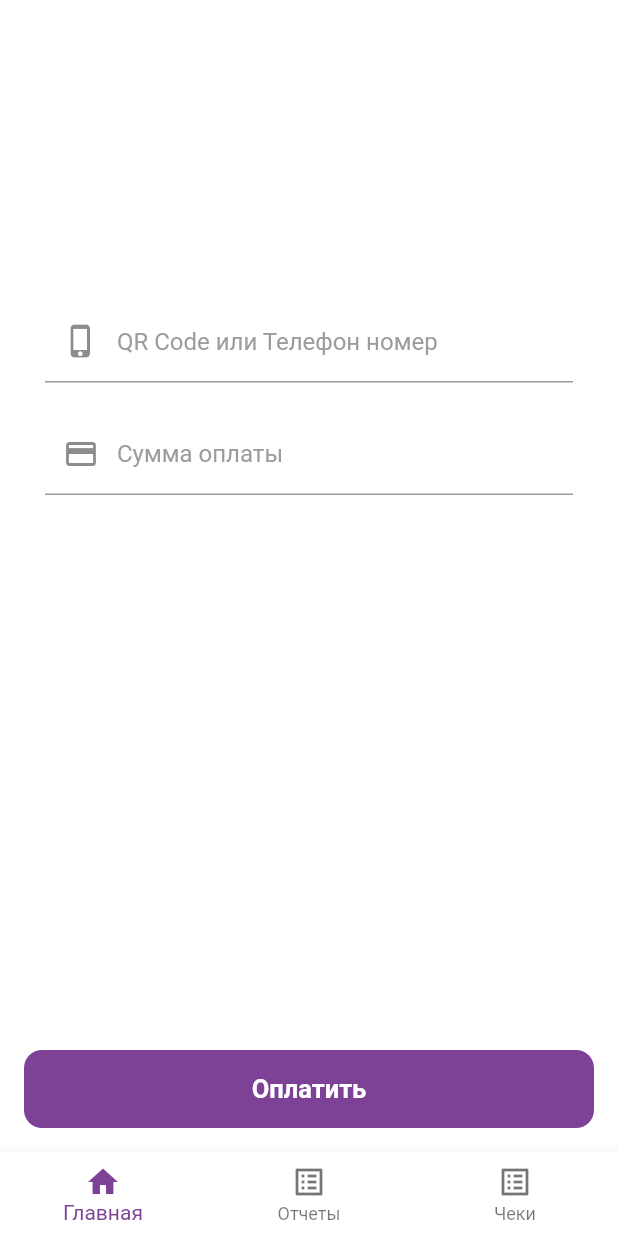
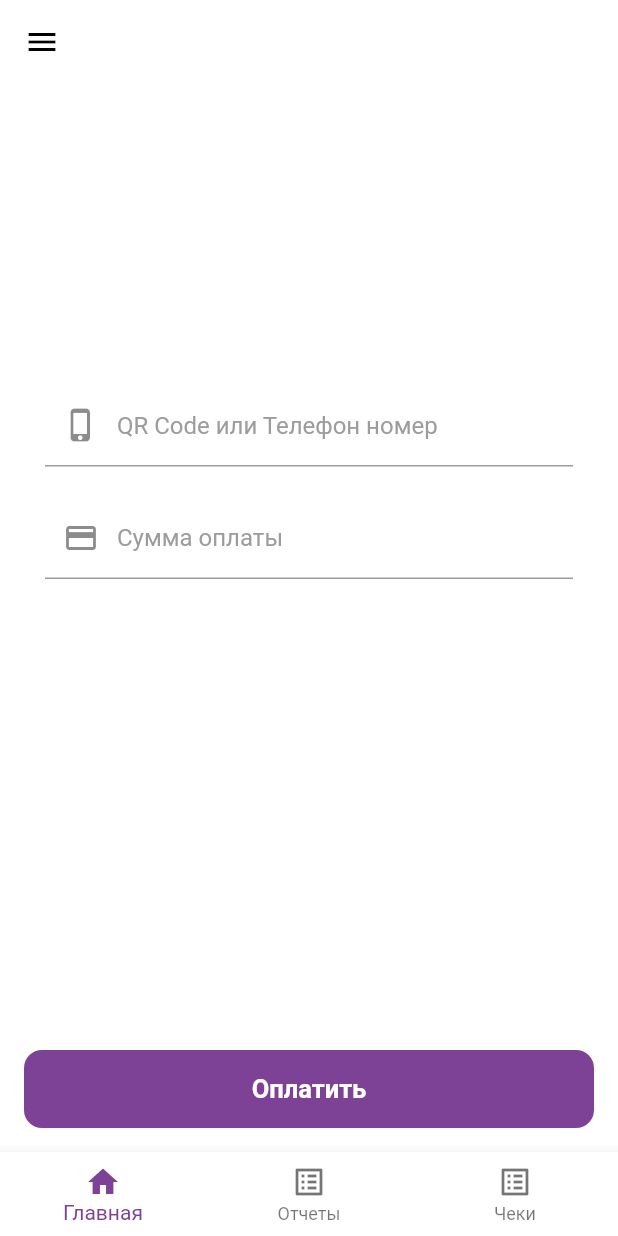
Before and after one commit to AkhmedovSH/cashback, a Flutter app: the Dashboard screen opened by its route, on a phone screen of 412 x 824 dp. Run offline on Flutter 3.47's test engine with Material 2 defaults, Android fonts, the phone set to English and light mode, and no system bars; our stand-ins replace dio, get, shared_preferences; accounts and stored records are empty.

Commit message:
bugs fixed

```diff
--- a/lib/helpers/helper.dart
+++ b/lib/helpers/helper.dart
@@ -4,6 +4,7 @@ import 'package:intl/intl.dart';
 // Colors
 
 Color purple = const Color(0xFF7D4196);
+Color white = const Color(0xFFFFFFFF);
 
 // Date formaters
 
--- a/lib/main.dart
+++ b/lib/main.dart
@@ -4,7 +4,8 @@ import 'package:flutter/services.dart';
 
 import 'pages/splash.dart';
 
-import 'pages/login.dart';
+import 'pages/auth/login.dart';
+import 'pages/auth/selectAccessPos.dart';
 
 import 'pages/home/index.dart';
 import 'pages/home/reports.dart';
@@ -41,6 +42,8 @@ class MyApp extends StatelessWidget {
       getPages: [
         GetPage(name: '/splash', page: () => const Splash()),
         GetPage(name: '/login', page: () => const Login(), transition: Transition.fade),
+        GetPage(name: '/select-access-pos', page: () => const SelectAccessPos(), transition: Transition.fade),
+
         GetPage(name: '/', page: () => const Index(), transition: Transition.fade),
         GetPage(name: '/reports', page: () => const Reports(), transition: Transition.fade),
         GetPage(name: '/checks', page: () => const Checks(), transition: Transition.fade),
--- a/lib/pages/home/dashboard.dart
+++ b/lib/pages/home/dashboard.dart
@@ -14,6 +14,10 @@ class Dashboard extends StatefulWidget {
 
 class _DashboardState extends State<Dashboard> {
   int currentIndex = 0;
+  final GlobalKey<ScaffoldState> _scaffoldKey = GlobalKey<ScaffoldState>();
+  dynamic drawerList = [
+    {'title': 'Чеки', 'routeName': '/check-create'}
+  ];
 
   @override
   void initState() {
@@ -34,6 +38,36 @@ class _DashboardState extends State<Dashboard> {
   @override
   Widget build(BuildContext context) {
     return Scaffold(
+      key: _scaffoldKey,
+      appBar: AppBar(
+        backgroundColor: Colors.white,
+        elevation: 0,
+        leading: IconButton(
+          onPressed: () {
+            _scaffoldKey.currentState!.openDrawer();
+          },
+          icon: Icon(
+            Icons.menu,
+            color: Colors.black,
+          ),
+        ),
+      ),
+      drawer: SizedBox(
+        width: MediaQuery.of(context).size.width * 0.8,
+        child: Drawer(
+            child: SafeArea(
+          child: Column(
+            crossAxisAlignment: CrossAxisAlignment.start,
+            children: [
+              for (var i = 0; i < drawerList.length; i++)
+                TextButton(
+                  onPressed: () {},
+                  child: Text('Чеки', ),
+                )
+            ],
+          ),
+        )),
+      ),
       bottomNavigationBar: BottomNavigation(
         changeIndex: changeIndex,
         currentIndex: currentIndex,
```
Also changed, not shown: lib/helpers/api.dart (+20 -1 lines), lib/pages/auth/login.dart (renamed from lib/pages/login.dart, +10 -7 lines), lib/pages/auth/selectAccessPos.dart (added, +106 -0 lines), lib/pages/home/index.dart (+19 -3 lines).
